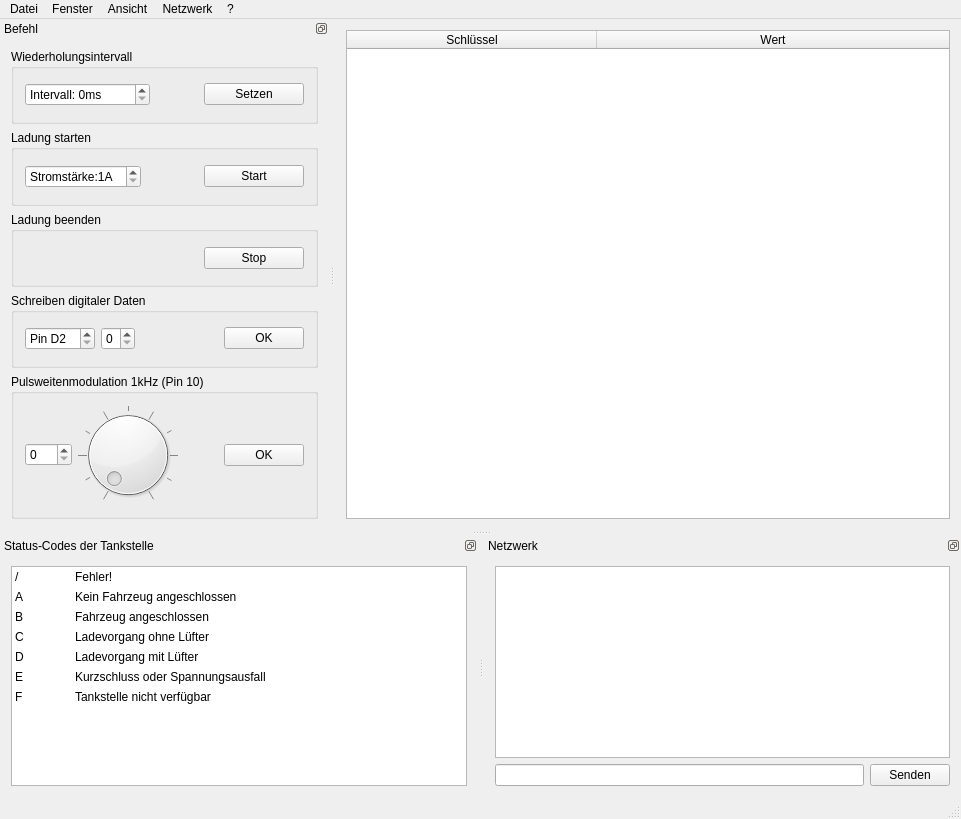
Above: Client/Desktop/EVSE/mainwindow.ui from agrippa1994/mobile_evse before the change. Below: the same form after it.
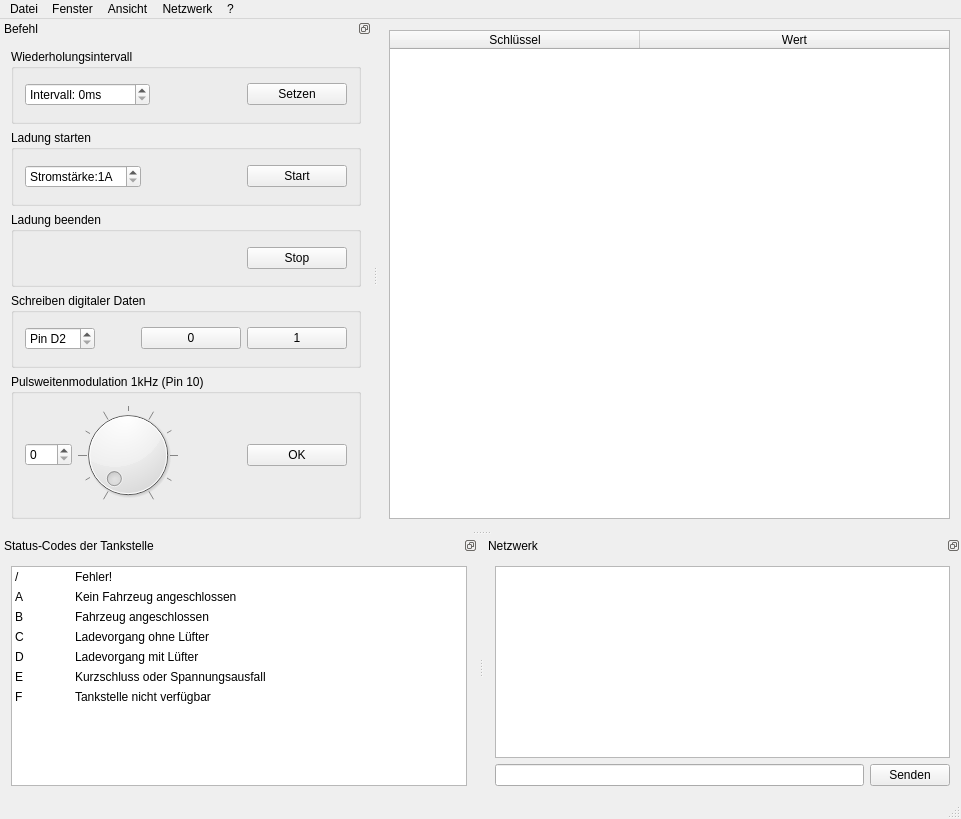
That is the form after the change.

Commit message:
RaspberryPI Arduino API: Programm wird beim Systemstart ausgeführt Wird die Verbindung zum USB-Gerät unterbrochen, dann wartet das Programm auf einen Replug Das Programm wird automatisch per Screen gestartet -> durch screen -r server kann man die Log betrachten
EVSE Desktop
Bei digitalWrite sind nun zwei Buttons verfügbar -> 1 und 0 um diese Werte zu senden
Kleine Änderungen im Source-Code bezüglich Sauberkeit

```diff
--- a/Client/Desktop/EVSE/mainwindow.ui
+++ b/Client/Desktop/EVSE/mainwindow.ui
@@ -520,11 +520,17 @@
        </property>
        <layout class="QGridLayout" name="gridLayout_8">
         <item row="0" column="1">
-         <widget class="QSpinBox" name="digitalSpinBoxVal">
-          <property name="maximum">
-           <number>1</number>
+         <spacer name="horizontalSpacer_7">
+          <property name="orientation">
+           <enum>Qt::Horizontal</enum>
           </property>
-         </widget>
+          <property name="sizeHint" stdset="0">
+           <size>
+            <width>40</width>
+            <height>20</height>
+           </size>
+          </property>
+         </spacer>
         </item>
         <item row="0" column="0">
          <widget class="QSpinBox" name="digitalSpinBoxPin">
@@ -540,24 +546,30 @@
          </widget>
         </item>
         <item row="0" column="3">
-         <widget class="QPushButton" name="digitalButton">
+         <widget class="QPushButton" name="digitalButton1">
+          <property name="minimumSize">
+           <size>
+            <width>100</width>
+            <height>0</height>
+           </size>
+          </property>
           <property name="text">
-           <string>OK</string>
+           <string>1</string>
           </property>
          </widget>
         </item>
         <item row="0" column="2">
-         <spacer name="horizontalSpacer_7">
-          <property name="orientation">
-           <enum>Qt::Horizontal</enum>
-          </property>
-          <property name="sizeHint" stdset="0">
+         <widget class="QPushButton" name="digitalButton0">
+          <property name="minimumSize">
            <size>
-            <width>40</width>
-            <height>20</height>
+            <width>100</width>
+            <height>0</height>
            </size>
           </property>
-         </spacer>
+          <property name="text">
+           <string>0</string>
+          </property>
+         </widget>
         </item>
        </layout>
       </widget>
@@ -590,6 +602,12 @@
         </item>
         <item row="0" column="3">
          <widget class="QPushButton" name="pwmButton">
+          <property name="minimumSize">
+           <size>
+            <width>100</width>
+            <height>0</height>
+           </size>
+          </property>
           <property name="text">
            <string>OK</string>
           </property>
```
Left out of the diff: 14 changed lines with no effect on the pictures. The commit also changes 6 other files.
